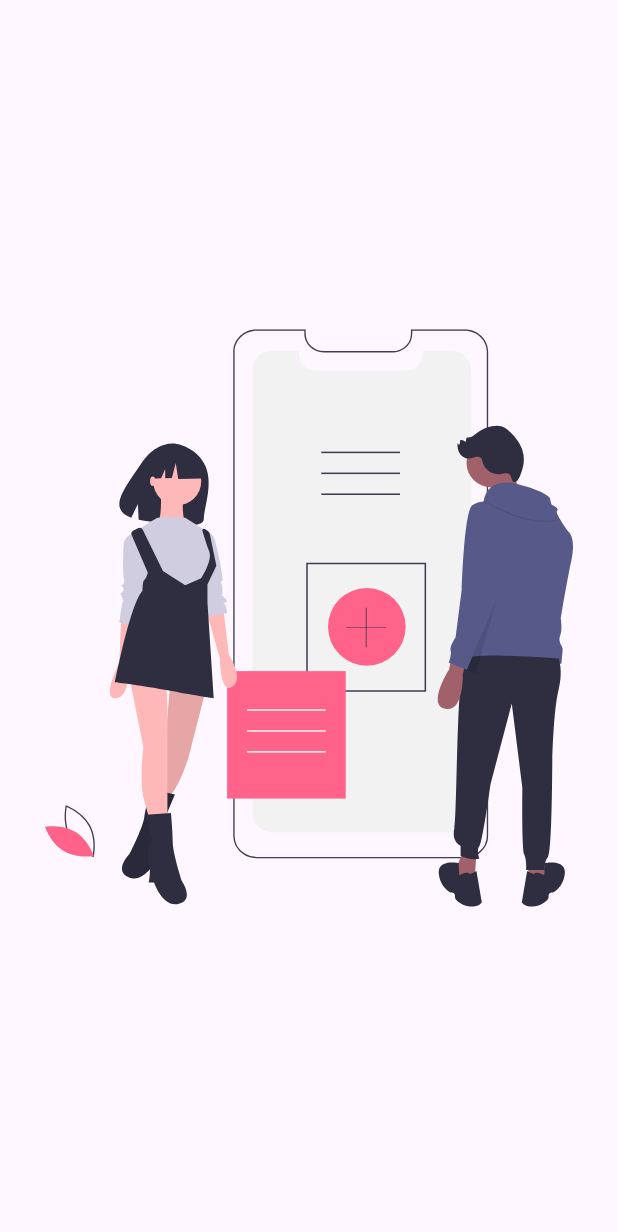
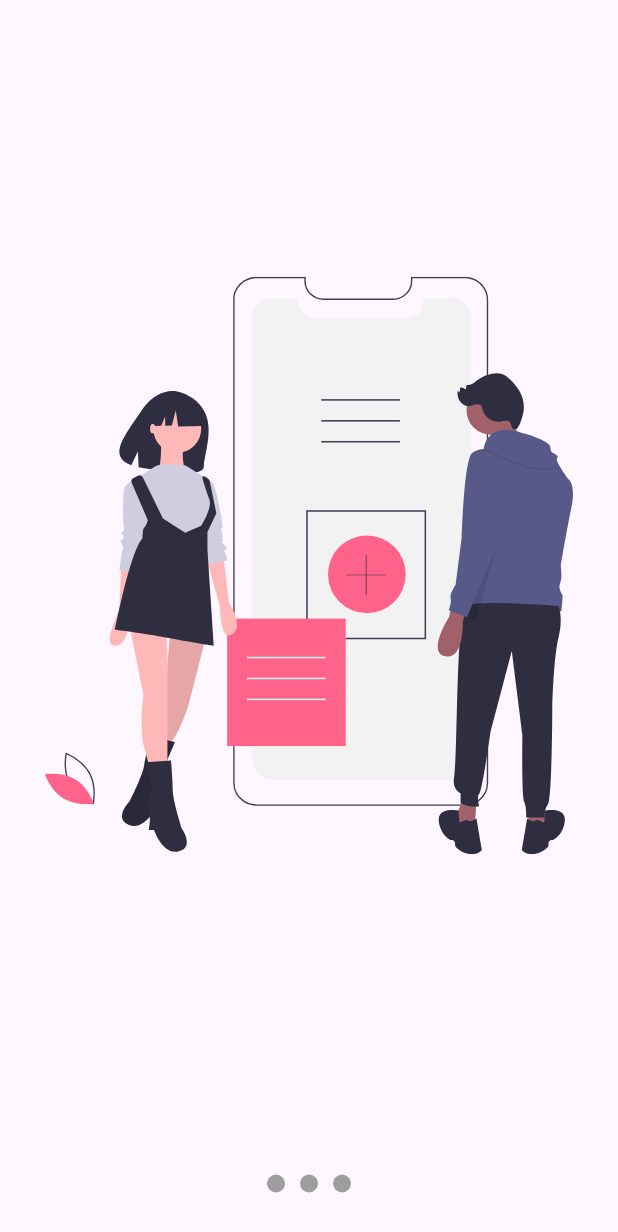
Before and after one commit to Flutter-Course-Sergio/designsApp, a Flutter app: the screen it shows after launch, on a phone screen of 412 x 824 dp. Shown: the top 1232 px of the screen. Run offline on Flutter 3.47's test engine with Material 3 defaults, Android fonts, the light colour scheme and no system bars; our stand-ins replace flutter_svg.

Commit message:
dots design

```diff
--- a/lib/src/pages/slideshow_page.dart
+++ b/lib/src/pages/slideshow_page.dart
@@ -7,7 +7,13 @@ class SlideShowPage extends StatelessWidget {
   @override
   Widget build(BuildContext context) {
     return Scaffold(
-      body: Center(child: _Slides()),
+      body: Center(
+          child: Column(
+        children: [
+          Expanded(child: _Slides()),
+          const _Dots(),
+        ],
+      )),
     );
   }
 }
@@ -17,14 +23,12 @@ class SlideShowPage extends StatelessWidget {
 class _Slides extends StatelessWidget {
   @override
   Widget build(BuildContext context) {
-    return Container(
-      child: PageView(
-        children: const [
-          _Slide('assets/svgs/slide-1.svg'),
-          _Slide('assets/svgs/slide-2.svg'),
-          _Slide('assets/svgs/slide-3.svg')
-        ],
-      ),
+    return PageView(
+      children: const [
+        _Slide('assets/svgs/slide-1.svg'),
+        _Slide('assets/svgs/slide-2.svg'),
+        _Slide('assets/svgs/slide-3.svg')
+      ],
     );
   }
 }
@@ -43,3 +47,34 @@ class _Slide extends StatelessWidget {
         child: SvgPicture.asset(svg));
   }
 }
+
+class _Dots extends StatelessWidget {
+  const _Dots();
+
+  @override
+  Widget build(BuildContext context) {
+    return const SizedBox(
+      width: double.infinity,
+      height: 70,
+      child: Row(
+        mainAxisAlignment: MainAxisAlignment.center,
+        children: [_Dot(), _Dot(), _Dot()],
+      ),
+    );
+  }
+}
+
+class _Dot extends StatelessWidget {
+  const _Dot();
+
+  @override
+  Widget build(BuildContext context) {
+    return Container(
+      width: 12,
+      height: 12,
+      margin: const EdgeInsets.symmetric(horizontal: 5),
+      decoration:
+          const BoxDecoration(color: Colors.grey, shape: BoxShape.circle),
+    );
+  }
+}
```
